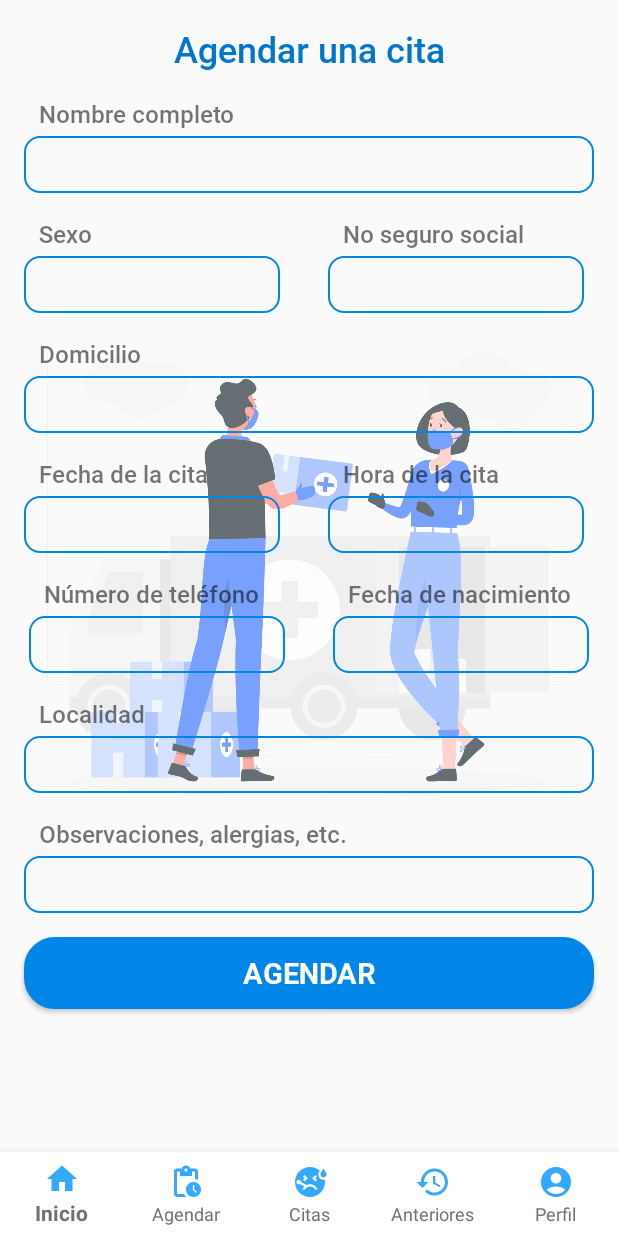
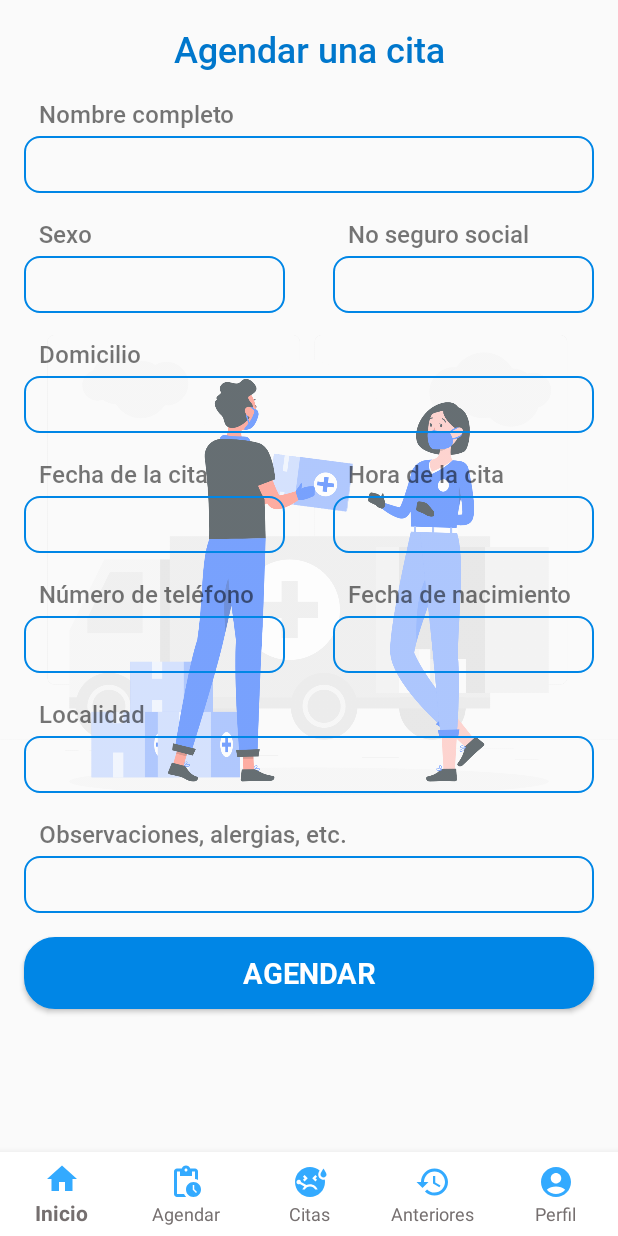
Before and after one commit to Rossnok/MedAppointment, an Android app: the fragment Agendar placed in its activity, on a phone screen of 412 x 824 dp. Run offline under Robolectric (Android 15) with nearby library versions, the phone set to English and light mode, and no system bars.

Commit message:
agendar cita terminado ? problemas con resoluciones diferentes de pantalla

```diff
--- a/app/src/main/res/layout/fragment_agendar.xml
+++ b/app/src/main/res/layout/fragment_agendar.xml
@@ -70,9 +70,10 @@
             android:orientation="horizontal">
 
             <LinearLayout
-                android:layout_width="wrap_content"
+                android:layout_width="0dp"
                 android:layout_height="wrap_content"
-                android:orientation="vertical">
+                android:orientation="vertical"
+                android:layout_weight="1">
                 <TextView
                     android:layout_width="match_parent"
                     android:layout_height="wrap_content"
@@ -100,9 +101,10 @@
             </LinearLayout>
 
             <LinearLayout
-                android:layout_width="wrap_content"
+                android:layout_width="0dp"
                 android:layout_height="wrap_content"
-                android:orientation="vertical">
+                android:orientation="vertical"
+                android:layout_weight="1">
                 <TextView
                     android:layout_width="match_parent"
                     android:layout_height="wrap_content"
@@ -165,9 +167,10 @@
             android:orientation="horizontal">
 
             <LinearLayout
-                android:layout_width="wrap_content"
+                android:layout_width="0dp"
                 android:layout_height="wrap_content"
-                android:orientation="vertical">
+                android:orientation="vertical"
+                android:layout_weight="1">
                 <TextView
                     android:layout_width="match_parent"
                     android:layout_height="wrap_content"
@@ -196,9 +199,11 @@
             </LinearLayout>
 
             <LinearLayout
-                android:layout_width="wrap_content"
+                android:layout_width="0dp"
                 android:layout_height="wrap_content"
-                android:orientation="vertical">
+                android:orientation="vertical"
+                android:layout_weight="1">
+
                 <TextView
                     android:layout_width="match_parent"
                     android:layout_height="wrap_content"
@@ -234,9 +239,10 @@
             android:gravity="center_horizontal">
 
             <LinearLayout
-                android:layout_width="wrap_content"
+                android:layout_width="0dp"
                 android:layout_height="wrap_content"
-                android:orientation="vertical">
+                android:orientation="vertical"
+                android:layout_weight="1">
                 <TextView
                     android:layout_width="match_parent"
                     android:layout_height="wrap_content"
@@ -264,11 +270,12 @@
             </LinearLayout>
 
             <LinearLayout
-                android:layout_width="wrap_content"
+                android:layout_width="0dp"
                 android:layout_height="wrap_content"
-                android:orientation="vertical">
+                android:orientation="vertical"
+                android:layout_weight="1">
                 <TextView
-                    android:layout_width="match_parent"
+                    android:layout_width="wrap_content"
                     android:layout_height="wrap_content"
                     android:text="Fecha de nacimiento"
                     android:layout_marginBottom="4dp"
```
